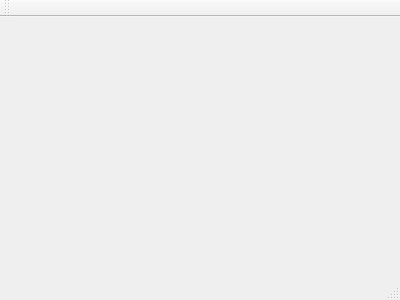
Above: observer/mainwindow.ui from walker1239/LP-3 before the change. Below: the same form after it.
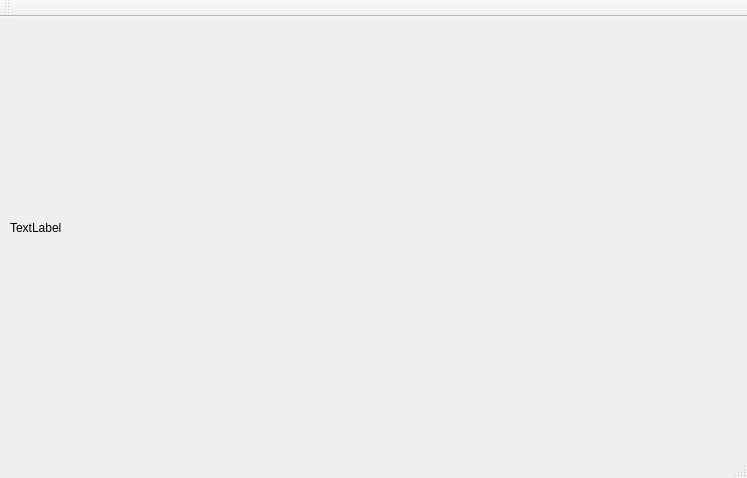
That is the form after the change.

Patch:
```diff
--- a/observer/mainwindow.ui
+++ b/observer/mainwindow.ui
@@ -1,24 +1,53 @@
 <ui version="4.0">
  <class>MainWindow</class>
- <widget class="QMainWindow" name="MainWindow" >
-  <property name="geometry" >
+ <widget class="QMainWindow" name="MainWindow">
+  <property name="geometry">
    <rect>
     <x>0</x>
     <y>0</y>
-    <width>400</width>
-    <height>300</height>
+    <width>747</width>
+    <height>478</height>
    </rect>
   </property>
   <property name="windowTitle" >
    <string>MainWindow</string>
   </property>
-  <widget class="QMenuBar" name="menuBar" />
-  <widget class="QToolBar" name="mainToolBar" />
-  <widget class="QWidget" name="centralWidget" />
-  <widget class="QStatusBar" name="statusBar" />
+  <widget class="QWidget" name="centralWidget">
+   <widget class="QLabel" name="l_area">
+    <property name="geometry">
+     <rect>
+      <x>10</x>
+      <y>20</y>
+      <width>671</width>
+      <height>381</height>
+     </rect>
+    </property>
+    <property name="text">
+     <string>TextLabel</string>
+    </property>
+   </widget>
+  </widget>
+  <widget class="QMenuBar" name="menuBar">
+   <property name="geometry">
+    <rect>
+     <x>0</x>
+     <y>0</y>
+     <width>747</width>
+     <height>21</height>
+    </rect>
+   </property>
+  </widget>
+  <widget class="QToolBar" name="mainToolBar">
+   <attribute name="toolBarArea">
+    <enum>TopToolBarArea</enum>
+   </attribute>
+   <attribute name="toolBarBreak">
+    <bool>false</bool>
+   </attribute>
+  </widget>
+  <widget class="QStatusBar" name="statusBar"/>
  </widget>
- <layoutDefault spacing="6" margin="11" />
- <pixmapfunction></pixmapfunction>
+ <layoutdefault spacing="6" margin="11"/>
  <resources/>
  <connections/>
 </ui>
```
Left out of the diff: 3 changed lines with no effect on the pictures.
